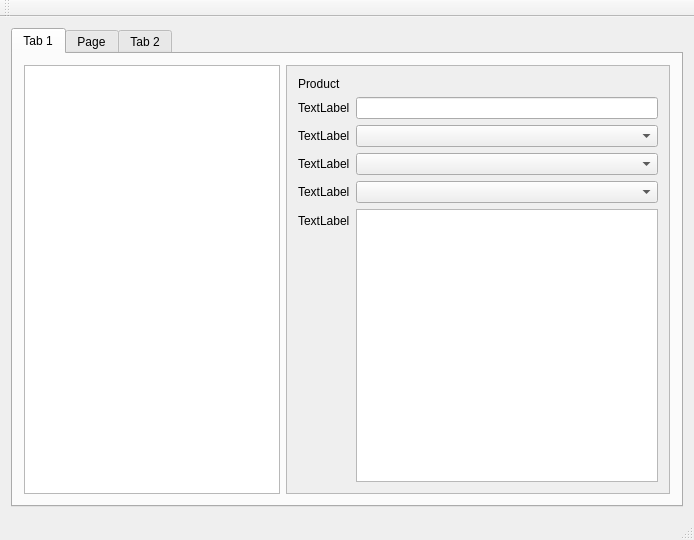
Qt form mainwindow.ui (Greezael/sukaldu) before a commit.
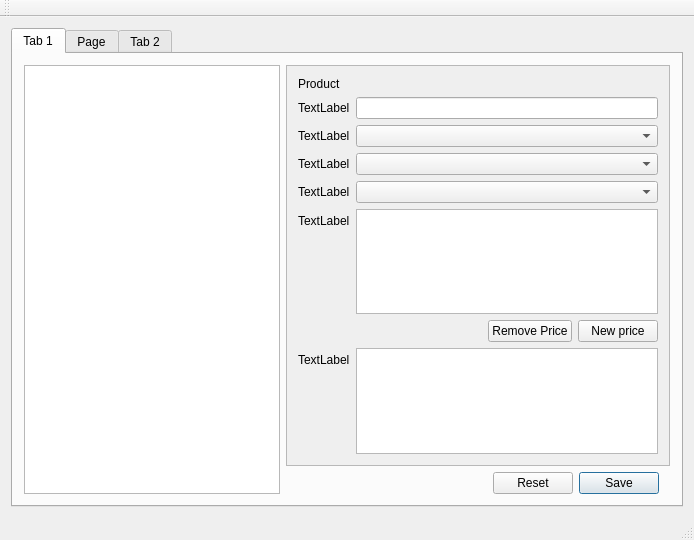
The same form after that commit.

```diff
--- a/mainwindow.ui
+++ b/mainwindow.ui
@@ -14,8 +14,8 @@
    <string>MainWindow</string>
   </property>
   <widget class="QWidget" name="centralWidget">
-   <layout class="QHBoxLayout" name="horizontalLayout">
-    <item>
+   <layout class="QGridLayout" name="gridLayout">
+    <item row="1" column="0">
      <widget class="QTabWidget" name="tabWidget">
       <property name="currentIndex">
        <number>0</number>
@@ -24,8 +24,8 @@
        <attribute name="title">
         <string>Tab 1</string>
        </attribute>
-       <layout class="QHBoxLayout" name="horizontalLayout_2">
-        <item>
+       <layout class="QGridLayout" name="gridLayout_2">
+        <item row="0" column="1" rowspan="2">
          <widget class="QTreeView" name="prod_tree">
           <property name="sizePolicy">
            <sizepolicy hsizetype="Fixed" vsizetype="Expanding">
@@ -35,7 +35,36 @@
           </property>
          </widget>
         </item>
-        <item>
+        <item row="1" column="3">
+         <widget class="QDialogButtonBox" name="buttonBox">
+          <property name="sizePolicy">
+           <sizepolicy hsizetype="Expanding" vsizetype="Fixed">
+            <horstretch>0</horstretch>
+            <verstretch>0</verstretch>
+           </sizepolicy>
+          </property>
+          <property name="standardButtons">
+           <set>QDialogButtonBox::Reset|QDialogButtonBox::Save</set>
+          </property>
+          <property name="centerButtons">
+           <bool>true</bool>
+          </property>
+         </widget>
+        </item>
+        <item row="1" column="2">
+         <spacer name="horizontalSpacer_2">
+          <property name="orientation">
+           <enum>Qt::Horizontal</enum>
+          </property>
+          <property name="sizeHint" stdset="0">
+           <size>
+            <width>40</width>
+            <height>20</height>
+           </size>
+          </property>
+         </spacer>
+        </item>
+        <item row="0" column="2" colspan="2">
          <widget class="QScrollArea" name="prod_scroll">
           <property name="widgetResizable">
            <bool>true</bool>
@@ -45,13 +74,16 @@
             <rect>
              <x>0</x>
              <y>0</y>
-             <width>390</width>
-             <height>399</height>
+             <width>377</width>
+             <height>392</height>
             </rect>
            </property>
            <layout class="QHBoxLayout" name="horizontalLayout_4">
             <item>
              <layout class="QFormLayout" name="prod_edit">
+              <property name="fieldGrowthPolicy">
+               <enum>QFormLayout::AllNonFixedFieldsGrow</enum>
+              </property>
               <item row="0" column="0">
                <widget class="QLabel" name="prod_title">
                 <property name="text">
@@ -100,13 +132,54 @@
                <widget class="QComboBox" name="prod_meas"/>
               </item>
               <item row="5" column="0">
-               <widget class="QLabel" name="prod_notes_tag">
+               <widget class="QLabel" name="label">
                 <property name="text">
                  <string>TextLabel</string>
                 </property>
                </widget>
               </item>
               <item row="5" column="1">
+               <widget class="QTableWidget" name="tableWidget"/>
+              </item>
+              <item row="7" column="1">
+               <layout class="QHBoxLayout" name="horizontalLayout_6">
+                <item>
+                 <spacer name="horizontalSpacer">
+                  <property name="orientation">
+                   <enum>Qt::Horizontal</enum>
+                  </property>
+                  <property name="sizeHint" stdset="0">
+                   <size>
+                    <width>40</width>
+                    <height>20</height>
+                   </size>
+                  </property>
+                 </spacer>
+                </item>
+                <item>
+                 <widget class="QPushButton" name="prod_removeprice">
+                  <property name="text">
+                   <string>Remove Price</string>
+                  </property>
+                 </widget>
+                </item>
+                <item>
+                 <widget class="QPushButton" name="prod_newprice">
+                  <property name="text">
+                   <string>New price</string>
+                  </property>
+                 </widget>
+                </item>
+               </layout>
+              </item>
+              <item row="8" column="0">
+               <widget class="QLabel" name="prod_notes_tag">
+                <property name="text">
+                 <string>TextLabel</string>
+                </property>
+               </widget>
+              </item>
+              <item row="8" column="1">
                <widget class="QPlainTextEdit" name="prod_notes"/>
               </item>
              </layout>
```
Left out of the diff: 14 changed lines with no effect on the pictures.
